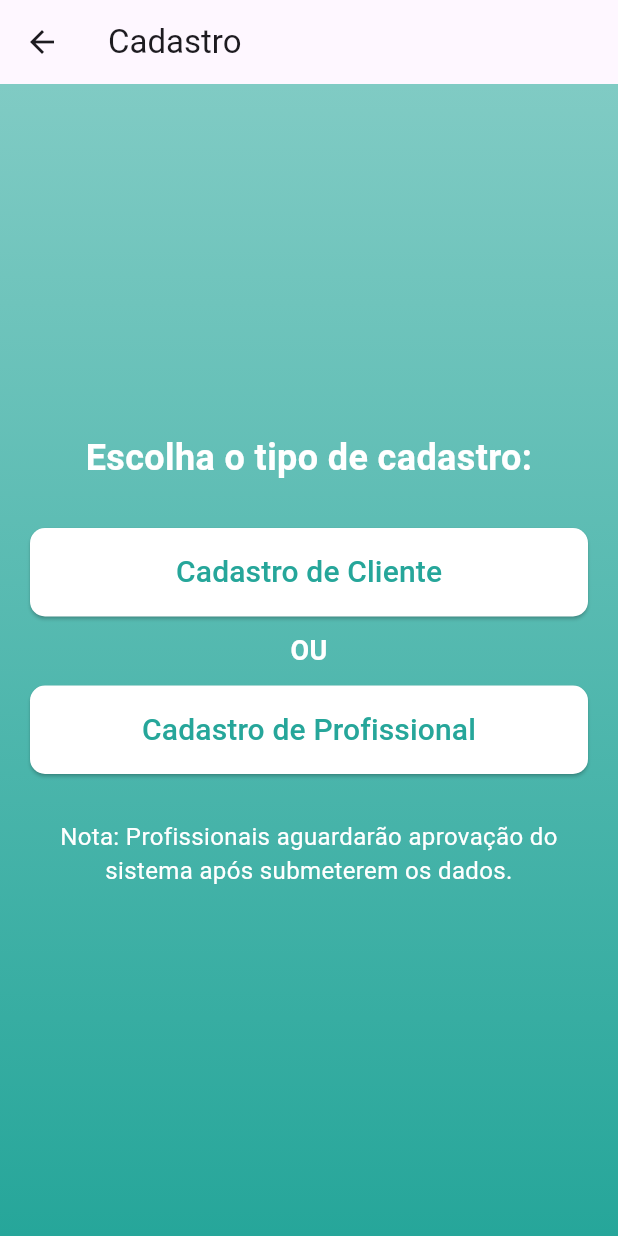
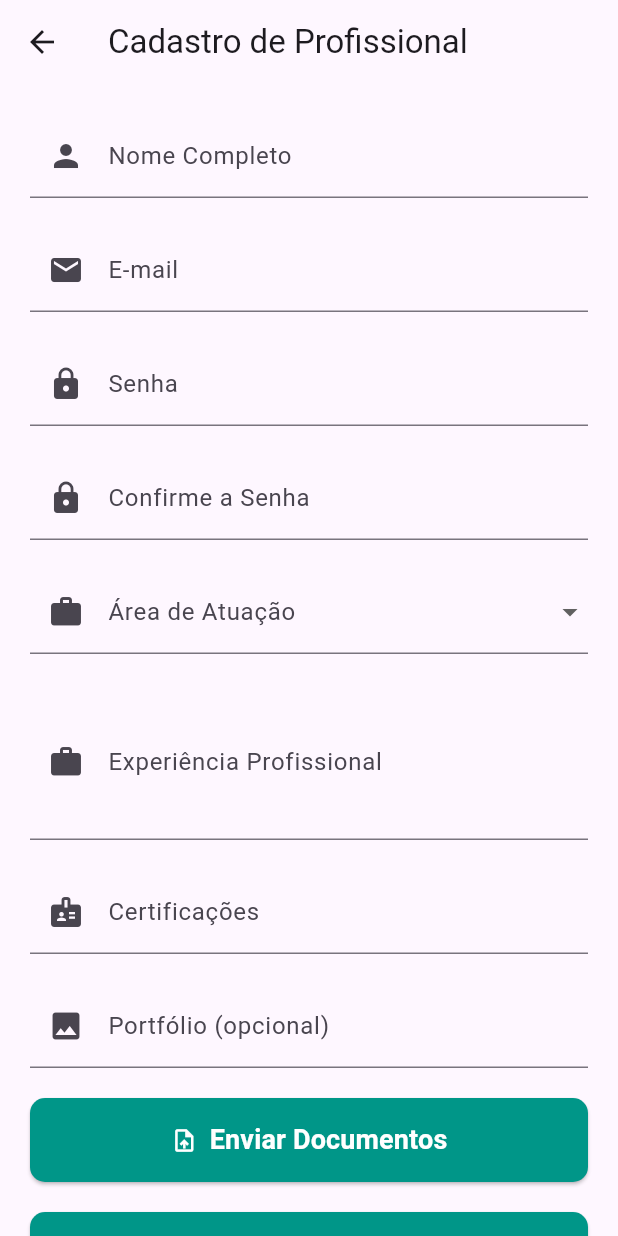
Before and after one commit to allen-21/sistema_de_prestacao_de_servicos_domesticos_front_end, a Flutter app: the TelaCadastro screen opened directly, after a tap on "Cadastro de Profissional", on a phone screen of 412 x 824 dp. Run offline on Flutter 3.47's test engine with Material 3 defaults, Android fonts, the phone set to English and light mode, and no system bars.

Commit message:
update Tela Cadastro

```diff
--- a/lib/view/tela_cadastro.dart
+++ b/lib/view/tela_cadastro.dart
@@ -1,6 +1,7 @@
 import 'package:flutter/material.dart';
+import 'tela_cadastro_cliente.dart';
+import 'tela_cadastro_profissional.dart';
 
-import 'tela_cadastro_cliente.dart';
 
 class TelaCadastro extends StatelessWidget {
   @override
@@ -70,6 +71,10 @@ class TelaCadastro extends StatelessWidget {
                 ElevatedButton(
                   onPressed: () {
                     // Navegue para o formulário de cadastro de profissional
+                    Navigator.push(
+                      context,
+                      MaterialPageRoute(builder: (context) => TelaCadastroProfissional()),
+                    );
                   },
                   style: ElevatedButton.styleFrom(
                     backgroundColor: Colors.white,
--- /dev/null
+++ b/lib/view/tela_cadastro_profissional.dart
@@ -0,0 +1,172 @@
+import 'package:flutter/material.dart';
+
+class TelaCadastroProfissional extends StatelessWidget {
+  @override
+  Widget build(BuildContext context) {
+    return Scaffold(
+      appBar: AppBar(
+        title: Text('Cadastro de Profissional'),
+      ),
+      body: SingleChildScrollView(
+        child: Container(
+          padding: EdgeInsets.all(20.0),
+          child: Column(
+            crossAxisAlignment: CrossAxisAlignment.stretch,
+            children: <Widget>[
+              TextFormField(
+                decoration: InputDecoration(
+                  labelText: 'Nome Completo',
+                  prefixIcon: Icon(Icons.person),
+                ),
+              ),
+              SizedBox(height: 20),
+              TextFormField(
+                decoration: InputDecoration(
+                  labelText: 'E-mail',
+                  prefixIcon: Icon(Icons.email),
+                ),
+              ),
+              SizedBox(height: 20),
+              TextFormField(
+                obscureText: true,
+                decoration: InputDecoration(
+                  labelText: 'Senha',
+                  prefixIcon: Icon(Icons.lock),
+                ),
+              ),
+              SizedBox(height: 20),
+              TextFormField(
+                obscureText: true,
+                decoration: InputDecoration(
+                  labelText: 'Confirme a Senha',
+                  prefixIcon: Icon(Icons.lock),
+                ),
+              ),
+              SizedBox(height: 20),
+              DropdownButtonFormField<String>(
+                decoration: InputDecoration(
+                  labelText: 'Área de Atuação',
+                  prefixIcon: Icon(Icons.work),
+                ),
+                items: <String>[
+                  'Limpeza',
+                  'Jardinagem',
+                  'Encanamento',
+                  'Eletricidade',
+                  'Reparos Gerais',
+                  'Outro',
+                ].map<DropdownMenuItem<String>>((String value) {
+                  return DropdownMenuItem<String>(
+                    value: value,
+                    child: Text(value),
+                  );
+                }).toList(),
+                onChanged: (String? newValue) {},
+              ),
+              SizedBox(height: 20),
+              TextFormField(
+                decoration: InputDecoration(
+                  labelText: 'Experiência Profissional',
+                  prefixIcon: Icon(Icons.work),
+                ),
+                maxLines: 3,
+              ),
+              SizedBox(height: 20),
+              TextFormField(
+                decoration: InputDecoration(
+                  labelText: 'Certificações',
+                  prefixIcon: Icon(Icons.badge),
+                ),
+              ),
+              SizedBox(height: 20),
+              TextFormField(
+                decoration: InputDecoration(
+                  labelText: 'Portfólio (opcional)',
+                  prefixIcon: Icon(Icons.photo),
+                ),
+              ),
+              SizedBox(height: 20),
+              ElevatedButton.icon(
+                onPressed: () {
+                  // Adicione a lógica para submeter os documentos
+                },
+                icon: Icon(Icons.upload_file, color: Colors.white),
+                label: Text(
+                  'Enviar Documentos',
+                  style: TextStyle(
+                    fontSize: 18,
+                    fontWeight: FontWeight.bold,
+                    color: Colors.white,
+                  ),
+                ),
+                style: ElevatedButton.styleFrom(
+                  backgroundColor: Colors.teal,
+                  padding: EdgeInsets.symmetric(vertical: 15),
+                  shape: RoundedRectangleBorder(
+                    borderRadius: BorderRadius.circular(10.0),
+                  ),
+                ),
+              ),
+              SizedBox(height: 20),
+              ElevatedButton.icon(
+                onPressed: () {
+                  // Adicione a lógica para enviar o formulário
+                },
+                icon: Icon(Icons.arrow_forward, color: Colors.white),
+                label: Text(
+                  'Cadastrar',
+                  style: TextStyle(
+                    fontSize: 18,
+                    fontWeight: FontWeight.bold,
+                    color: Colors.white,
+                  ),
+                ),
+                style: ElevatedButton.styleFrom(
+                  backgroundColor: Colors.teal,
+                  padding: EdgeInsets.symmetric(vertical: 15),
+                  shape: RoundedRectangleBorder(
+                    borderRadius: BorderRadius.circular(10.0),
+                  ),
+                ),
+              ),
+              SizedBox(height: 20),
+              Text(
+                'Ao clicar em "Cadastrar", você concorda com nossos Termos de Serviço e Política de Privacidade.',
+                textAlign: TextAlign.center,
+                style: TextStyle(
+                  fontSize: 12,
+                  color: Colors.grey[600],
+                ),
+              ),
+              SizedBox(height: 10),
+              TextButton(
+                onPressed: () {
+                  // Adicione a lógica para abrir os Termos de Serviço
+                },
+                child: Text(
+                  'Termos de Serviço',
+                  style: TextStyle(
+                    color: Colors.teal,
+                    fontWeight: FontWeight.bold,
+                  ),
+                ),
+              ),
+              TextButton(
+                onPressed: () {
+                  // Adicione a lógica para abrir a Política de Privacidade
+                },
+                child: Text(
+                  'Política de Privacidade',
+                  style: TextStyle(
+                    color: Colors.teal,
+                    fontWeight: FontWeight.bold,
+                  ),
+                ),
+              ),
+            ],
+          ),
+        ),
+      ),
+    );
+  }
+}
```
